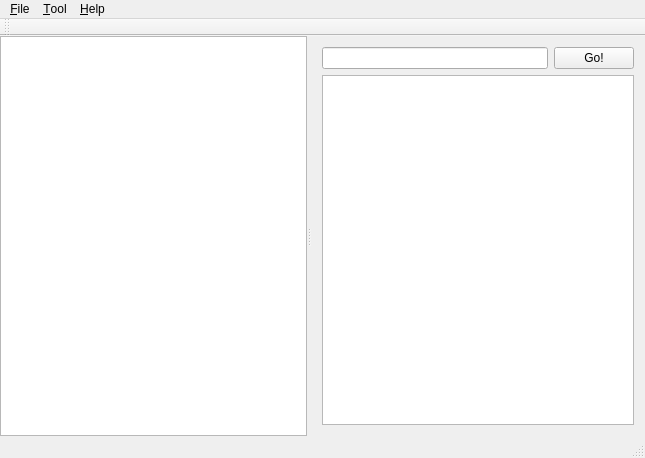
Qt form src/mainwindow.ui (missdeer/imchenwen) before a commit.
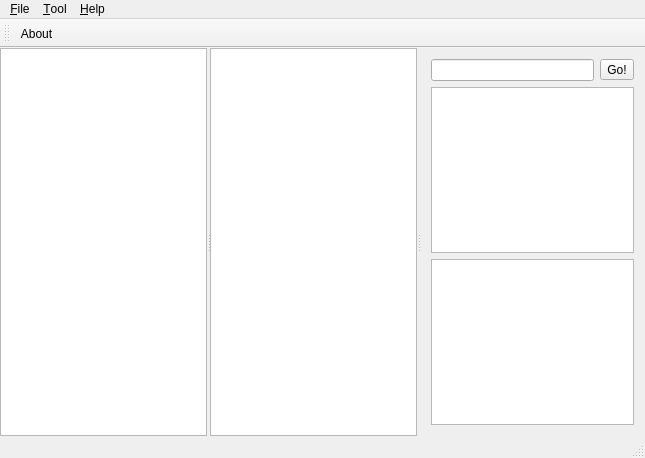
The same form after that commit. Icons and pictures are not drawn.

```diff
--- a/src/mainwindow.ui
+++ b/src/mainwindow.ui
@@ -36,25 +36,47 @@
       <property name="orientation">
        <enum>Qt::Horizontal</enum>
       </property>
-      <widget class="QTreeView" name="treeView"/>
+      <property name="handleWidth">
+       <number>3</number>
+      </property>
+      <widget class="QTreeView" name="navigatorTreeView"/>
+      <widget class="QTableView" name="resourceListView"/>
       <widget class="QWidget" name="verticalLayoutWidget">
        <layout class="QVBoxLayout" name="verticalLayout">
         <item>
-         <layout class="QHBoxLayout" name="horizontalLayout">
+         <layout class="QHBoxLayout" name="horizontalLayout" stretch="1,0">
           <item>
            <widget class="QLineEdit" name="lineEdit"/>
           </item>
           <item>
-           <widget class="QPushButton" name="pushButton">
+           <widget class="QToolButton" name="goButton">
+            <property name="toolTip">
+             <string>Parse the URL and invoke external media player</string>
+            </property>
+            <property name="statusTip">
+             <string>Parse the URL and invoke external media player</string>
+            </property>
             <property name="text">
              <string>Go!</string>
             </property>
+            <property name="iconSize">
+             <size>
+              <width>24</width>
+              <height>24</height>
+             </size>
+            </property>
+            <property name="shortcut">
+             <string>Ctrl+G</string>
+            </property>
            </widget>
           </item>
          </layout>
         </item>
         <item>
-         <widget class="QTableView" name="tableView"/>
+         <widget class="QTableView" name="playListView"/>
+        </item>
+        <item>
+         <widget class="QTableView" name="playedListView"/>
         </item>
        </layout>
       </widget>
@@ -101,12 +123,16 @@
    <property name="windowTitle">
     <string>Standard</string>
    </property>
+   <property name="toolButtonStyle">
+    <enum>Qt::ToolButtonTextUnderIcon</enum>
+   </property>
    <attribute name="toolBarArea">
     <enum>TopToolBarArea</enum>
    </attribute>
    <attribute name="toolBarBreak">
     <bool>false</bool>
    </attribute>
+   <addaction name="actionAbout"/>
   </widget>
   <widget class="QStatusBar" name="statusBar"/>
   <action name="actionExit">
```
Left out of the diff: 8 changed lines with no effect on the pictures.
